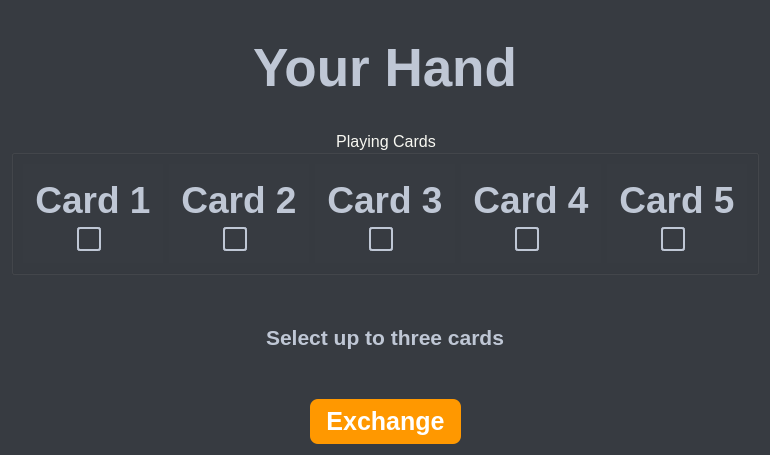
This is view/drawhand.ui in jaydeelew/poker_game_gui as Qt 5 draws it before an edit. The edited form follows.
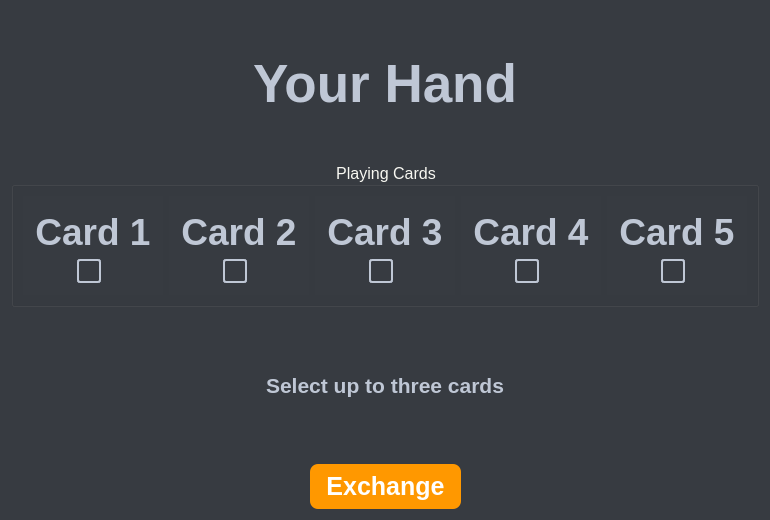
This is the edited form.

Commit message: check box 'after' section removed

Patch:
```diff
--- a/view/drawhand.ui
+++ b/view/drawhand.ui
@@ -7,7 +7,7 @@
     <x>0</x>
     <y>0</y>
     <width>699</width>
-    <height>455</height>
+    <height>520</height>
    </rect>
   </property>
   <property name="windowTitle">
@@ -56,12 +56,12 @@
     background-color: #FF9800;
     border-radius: 3px;
 }
-QCheckBox::indicator:checked::after {
+<!-- QCheckBox::indicator:checked::after {
     content: &quot;✓&quot;;
     color: white;
     font-weight: bold;
     font-size: 14px;
-}
+} -->
 /* Add this new section for groupBoxes 1-5 */
 QGroupBox#groupBox_1,
 QGroupBox#groupBox_2,
```
The commit also changes 1 other file.
